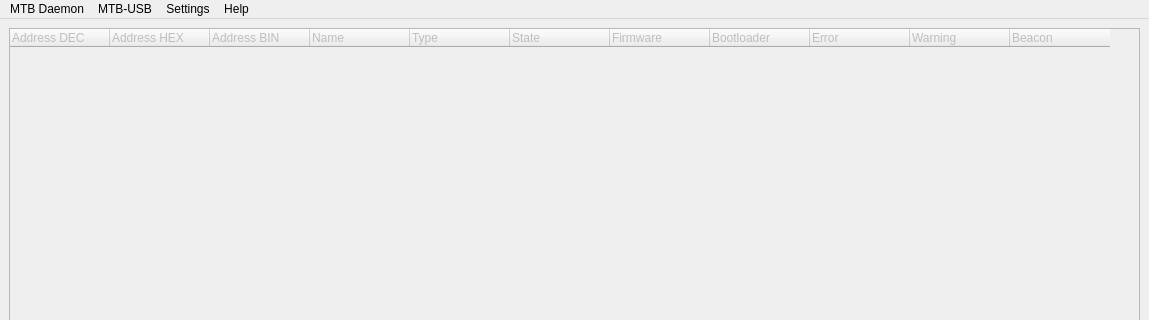
kmzbrnoI/mtb-config-tool, file ui/mainwindow.ui: the form before one commit; both pictures show x 0 to 1149 and y 0 to 320 of the 1149 by 742 pixel window.
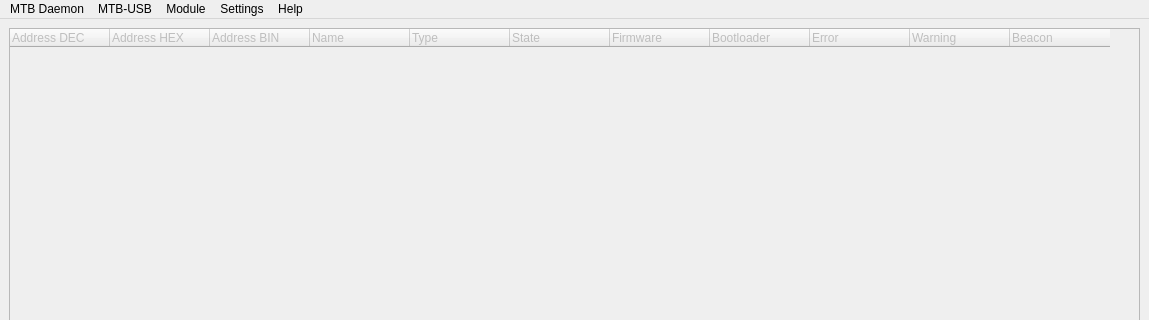
The form after the commit.

Commit message: Add menu+context menu for each module.

What changed in the file:
```diff
--- a/ui/mainwindow.ui
+++ b/ui/mainwindow.ui
@@ -169,8 +169,19 @@
     </property>
     <addaction name="a_options"/>
    </widget>
+   <widget class="QMenu" name="m_module">
+    <property name="title">
+     <string>Module</string>
+    </property>
+    <addaction name="a_module_configure"/>
+    <addaction name="a_module_reboot"/>
+    <addaction name="a_module_beacon"/>
+    <addaction name="a_module_fw_upgrade"/>
+    <addaction name="a_module_diagnostics"/>
+   </widget>
    <addaction name="m_mtb_daemon"/>
    <addaction name="m_mtb_usb"/>
+   <addaction name="m_module"/>
    <addaction name="m_settings"/>
    <addaction name="m_help"/>
   </widget>
```
Left out of the diff: 43 changed lines with no effect on the pictures. The commit also changes 2 other files.
